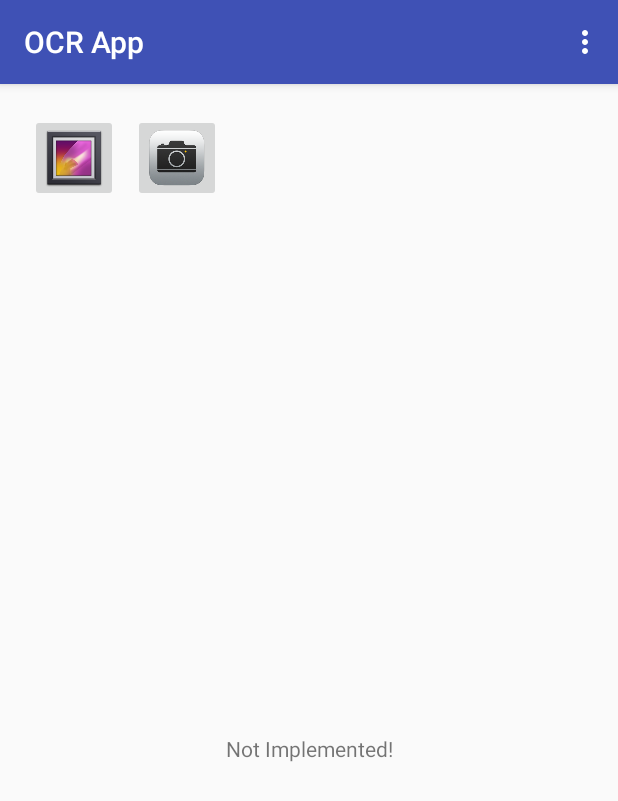
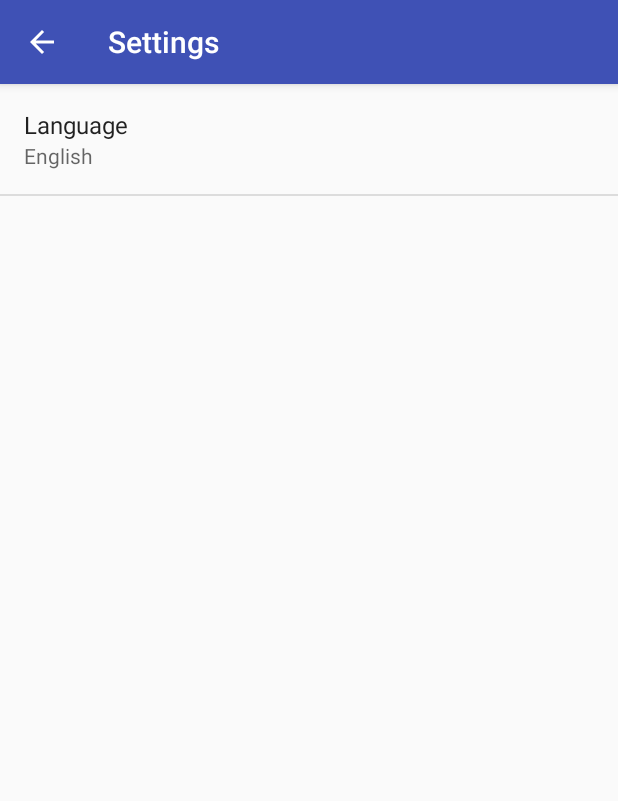
Before and after one commit to hadas-sg/ocr-app, an Android app: the screen it shows after launch (MainActivity before the commit, SettingsActivity after it), in the options menu, after a tap on "Settings", on a phone screen of 412 x 824 dp. Shown: the top 801 px of the screen. Run offline under Robolectric (Android 15) with nearby library versions, the phone set to English and light mode, and no system bars; libraries missing offline, so code that uses them is left out: com.googlecode.tesseract.

Commit message:
Add language settings.

```diff
--- a/app/build.gradle
+++ b/app/build.gradle
@@ -6,7 +6,7 @@ android {
 
     defaultConfig {
         applicationId "com.example.android.ocrexample"
-        minSdkVersion 10
+        minSdkVersion 11
         targetSdkVersion 23
         versionCode 1
         versionName "1.0"
--- a/app/src/main/java/com/example/android/ocrexample/MainActivity.java
+++ b/app/src/main/java/com/example/android/ocrexample/MainActivity.java
@@ -1,12 +1,15 @@
 package com.example.android.ocrexample;
 
+import android.content.Context;
 import android.content.Intent;
+import android.content.SharedPreferences;
 import android.graphics.Bitmap;
 import android.graphics.BitmapFactory;
 import android.net.Uri;
 import android.os.AsyncTask;
 import android.os.Bundle;
 import android.os.Environment;
+import android.preference.PreferenceManager;
 import android.support.v7.app.AppCompatActivity;
 import android.support.v7.widget.Toolbar;
 import android.view.Menu;
@@ -19,7 +22,8 @@ import com.googlecode.tesseract.android.TessBaseAPI;
 
 import java.io.InputStream;
 
-public class MainActivity extends AppCompatActivity {
+public class MainActivity extends AppCompatActivity
+    implements SharedPreferences.OnSharedPreferenceChangeListener {
 
     private static final int SELECT_PICTURE = 1;
 
@@ -31,7 +35,13 @@ public class MainActivity extends AppCompatActivity {
         setContentView(R.layout.activity_main);
         Toolbar toolbar = (Toolbar) findViewById(R.id.toolbar);
         setSupportActionBar(toolbar);
-        textProcessorTask = new ProcessTextWithOCR();
+
+        // Set settings listener
+        SharedPreferences sharedPreferences = PreferenceManager.getDefaultSharedPreferences(this);
+        sharedPreferences.registerOnSharedPreferenceChangeListener(this);
+        setCurrLanguage(sharedPreferences);
+
+        textProcessorTask = null;
     }
 
     @Override
@@ -50,15 +60,24 @@ public class MainActivity extends AppCompatActivity {
 
         //noinspection SimplifiableIfStatement
         if (id == R.id.action_settings) {
+            Intent settingsIntent = new Intent(this, SettingsActivity.class);
+            startActivity(settingsIntent);
             return true;
         }
 
         return super.onOptionsItemSelected(item);
     }
 
+    @Override
+    public void onSharedPreferenceChanged(SharedPreferences sharedPreferences, String key) {
+        if (getResources().getString(R.string.pref_lang_key).equals(key)) {
+            setCurrLanguage(sharedPreferences);
+        }
+    }
+
     public void openGallery(View view) {
 
-        if (textProcessorTask.getStatus() == AsyncTask.Status.RUNNING) {
+        if (textProcessorTask != null && textProcessorTask.getStatus() == AsyncTask.Status.RUNNING) {
             TextView resulTextView = (TextView) findViewById(R.id.resulTextView);
             resulTextView.setText("Still processing image... Please wait for process to finish before changing image");
         }
@@ -72,7 +91,7 @@ public class MainActivity extends AppCompatActivity {
 
     public void openCamera(View view) {
 
-        if (textProcessorTask.getStatus() == AsyncTask.Status.RUNNING) {
+        if (textProcessorTask != null && textProcessorTask.getStatus() == AsyncTask.Status.RUNNING) {
             TextView resulTextView = (TextView) findViewById(R.id.resulTextView);
             resulTextView.setText("Still processing image... Please wait for process to finish before changing image");
         }
@@ -92,13 +111,40 @@ public class MainActivity extends AppCompatActivity {
                 Uri selectedImageUri = data.getData();
                 ImageView imageViewToUpdate = (ImageView)findViewById(R.id.mainImageView);
                 imageViewToUpdate.setImageURI(selectedImageUri);
-                textProcessorTask = new ProcessTextWithOCR();
+                textProcessorTask = new ProcessTextWithOCR(this);
                 textProcessorTask.execute(selectedImageUri);
             }
         }
     }
 
+    private void setCurrLanguage(SharedPreferences sharedPreferences) {
+        TextView currentLanguageTextView = (TextView)findViewById(R.id.textViewCurrLanguage);
+        String currLanguageString = getResources().getString(R.string.current_language_text);
+        String languageCode = sharedPreferences.getString(getResources().getString(R.string.pref_lang_key), "");
+
+        // Get the arrays used by the ListPreference
+        CharSequence[] languageCodesArray = getApplicationContext().getResources().getTextArray(R.array.language_code);
+        CharSequence[] languageValuesArray = getApplicationContext().getResources().getTextArray(R.array.language);
+
+        // Loop and find index to get the title of the language code
+        int len = languageCodesArray.length;
+        for (int i = 0; i < len; i++) {
+            if (languageCodesArray[i].equals(languageCode)) {
+                currLanguageString += (String) languageValuesArray[i];
+            }
+        }
+
+        currentLanguageTextView.setText(currLanguageString);
+    }
+
     private class ProcessTextWithOCR extends AsyncTask<Uri, Void, String> {
+
+        private Context context;
+        private String language;
+
+        public ProcessTextWithOCR(Context context) {
+            this.context = context;
+        }
 
         @Override
         protected String doInBackground(Uri... uris) {
@@ -113,8 +159,7 @@ public class MainActivity extends AppCompatActivity {
                     Bitmap bitmapFile = BitmapFactory.decodeStream(imageStream);
                     imageStream.close();
 
-                    String str = Environment.getExternalStorageDirectory().toString();
-                    ocrAPI.init(Environment.getExternalStorageDirectory().toString(), "eng");
+                    ocrAPI.init(Environment.getExternalStorageDirectory().toString(), language);
                     ocrAPI.setImage(bitmapFile);
                     textInImage = ocrAPI.getUTF8Text();
 
@@ -135,6 +180,10 @@ public class MainActivity extends AppCompatActivity {
         protected void onPreExecute() {
             TextView resulTextView = (TextView)findViewById(R.id.resulTextView);
             resulTextView.setText("Processing image to get text...");
+
+            // Get the language from the settings
+            SharedPreferences sharedPrefs = PreferenceManager.getDefaultSharedPreferences(this.context);
+            language = sharedPrefs.getString(getResources().getString(R.string.pref_lang_key), "");
         }
 
         @Override
--- /dev/null
+++ b/app/src/main/java/com/example/android/ocrexample/SettingsActivity.java
@@ -0,0 +1,30 @@
+package com.example.android.ocrexample;
+
+import android.os.Bundle;
+import android.support.v4.app.NavUtils;
+import android.support.v7.app.AppCompatActivity;
+import android.view.MenuItem;
+
+public class SettingsActivity extends AppCompatActivity {
+
+    @Override
+    protected void onCreate(Bundle savedInstanceState) {
+        super.onCreate(savedInstanceState);
+
+        // Display the fragment as the main content.
+        getFragmentManager().beginTransaction()
+                .replace(android.R.id.content, new SettingsFragment())
+                .commit();
+    }
+
+    @Override
+    public boolean onOptionsItemSelected(MenuItem item) {
+        switch (item.getItemId()) {
+            // Respond to the action bar's Up/Home button
+            case android.R.id.home:
+                NavUtils.navigateUpFromSameTask(this);
+                return true;
+        }
+        return super.onOptionsItemSelected(item);
+    }
+}
--- /dev/null
+++ b/app/src/main/java/com/example/android/ocrexample/SettingsFragment.java
@@ -0,0 +1,13 @@
+package com.example.android.ocrexample;
+
+import android.os.Bundle;
+import android.preference.PreferenceFragment;
+
+public class SettingsFragment extends PreferenceFragment {
+
+    @Override
+    public void onCreate(Bundle savedInstanceState) {
+        super.onCreate(savedInstanceState);
+        addPreferencesFromResource(R.xml.preferences);
+    }
+}
--- /dev/null
+++ b/app/src/main/res/values/arrays.xml
@@ -0,0 +1,14 @@
+<?xml version="1.0" encoding="utf-8"?>
+<resources>
+    <string-array name="language">
+        <item>English</item>
+        <item>Hebrew</item>
+        <item>Arabic</item>
+    </string-array>
+
+    <string-array name="language_code">
+        <item>eng</item>
+        <item>heb</item>
+        <item>ara</item>
+    </string-array>
+</resources>
--- a/app/src/main/res/values/strings.xml
+++ b/app/src/main/res/values/strings.xml
@@ -1,5 +1,14 @@
 <resources>
     <string name="app_name">OCR App</string>
     <string name="action_settings">Settings</string>
+
     <string name="title_activity_gallery">Gallery Activity</string>
+    <string name="title_activity_menu">MenuActivity</string>
+    <string name="title_activity_settings">Settings</string>
+
+    <string name="pref_lang_key">pref_lang</string>
+    <string name="pref_lang_title">Language</string>
+    <string name="pref_lang_default">eng</string>
+
+    <string name="current_language_text">Current Language:\n</string>
 </resources>
--- /dev/null
+++ b/app/src/main/res/xml/preferences.xml
@@ -0,0 +1,13 @@
+<?xml version="1.0" encoding="utf-8"?>
+<PreferenceScreen xmlns:android="http://schemas.android.com/apk/res/android"
+    android:title="@string/title_activity_settings">
+    <ListPreference
+        android:key="@string/pref_lang_key"
+        android:title="@string/pref_lang_title"
+        android:summary="%s"
+        android:entries="@array/language"
+        android:entryValues="@array/language_code"
+        android:defaultValue="@string/pref_lang_default">
+    </ListPreference>
+
+</PreferenceScreen>
```
Also changed, not shown: app/src/main/AndroidManifest.xml (+10 -1 lines), app/src/main/res/layout/activity_main.xml (+9 -0 lines), app/src/main/res/menu/menu_settings.xml (added, +10 -0 lines).
